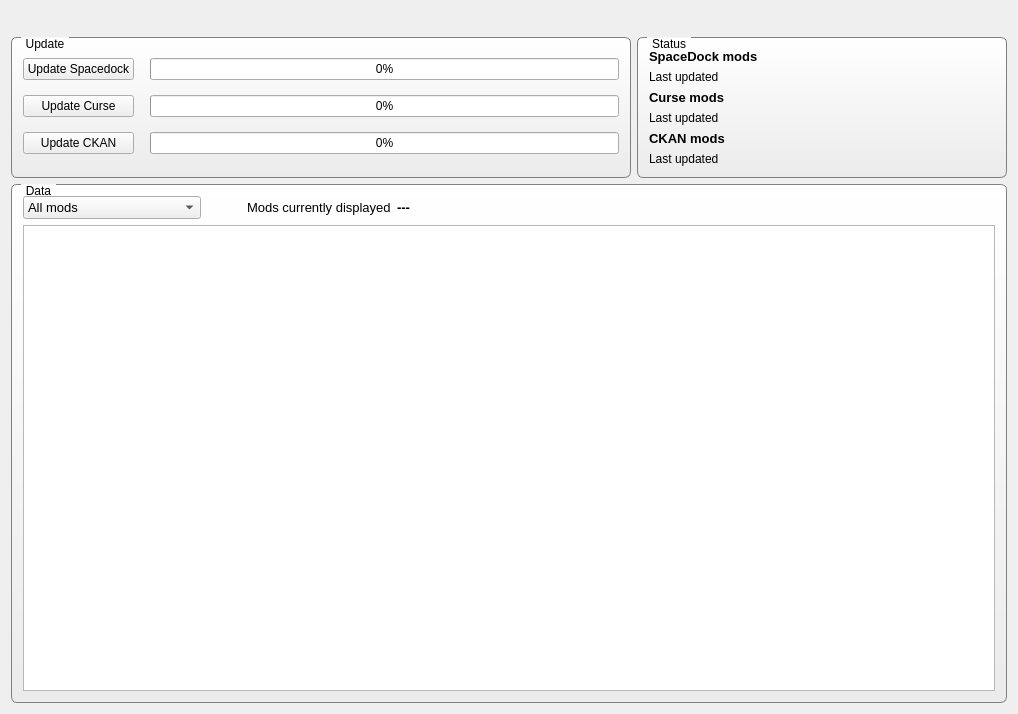
First picture: the form in ksp-mod-analyzer/ui/mainwindow.ui, repository akej74/ksp-mod-analyzer, before the edit.
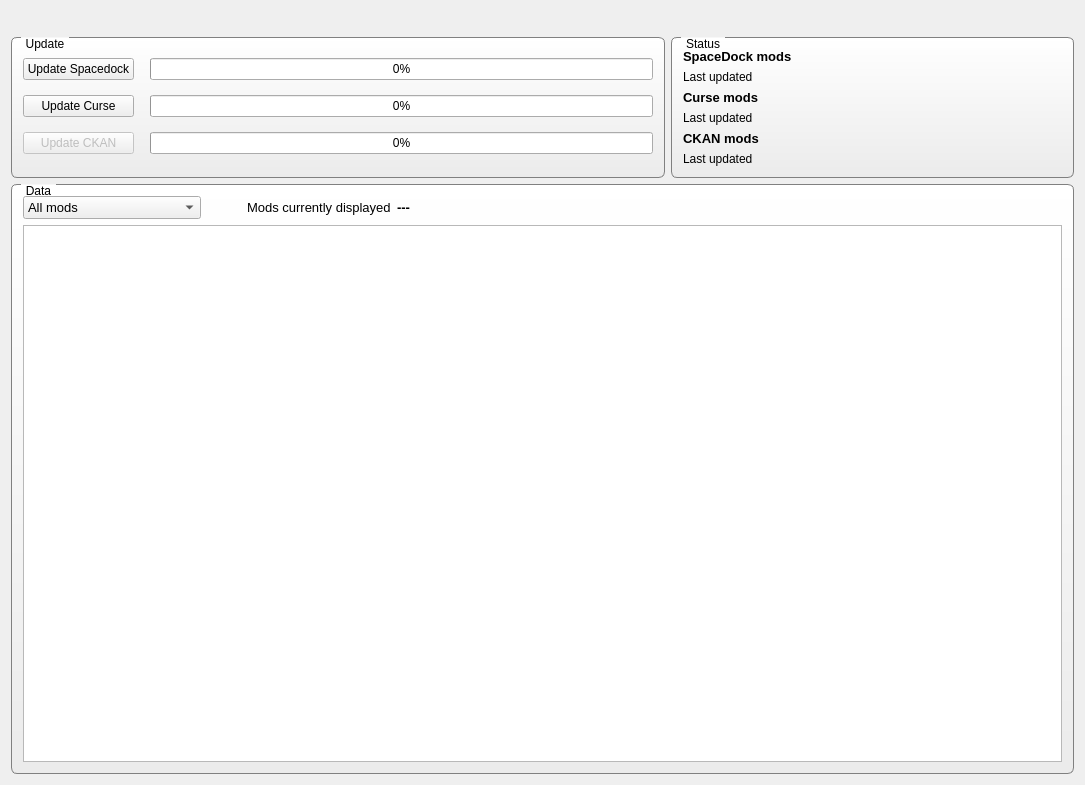
Second picture: the form after the edit. Icons and pictures are not drawn.

What changed in the file:
```diff
--- a/ksp-mod-analyzer/ui/mainwindow.ui
+++ b/ksp-mod-analyzer/ui/mainwindow.ui
@@ -6,8 +6,8 @@
    <rect>
     <x>0</x>
     <y>0</y>
-    <width>1018</width>
-    <height>714</height>
+    <width>1085</width>
+    <height>785</height>
    </rect>
   </property>
   <property name="windowTitle">
@@ -110,6 +110,9 @@
        </item>
        <item row="2" column="0">
         <widget class="QPushButton" name="pushButtonCKAN">
+         <property name="enabled">
+          <bool>false</bool>
+         </property>
          <property name="text">
           <string>Update CKAN</string>
          </property>
@@ -247,7 +250,7 @@
           <bool>true</bool>
          </property>
          <attribute name="horizontalHeaderDefaultSectionSize">
-          <number>180</number>
+          <number>160</number>
          </attribute>
          <attribute name="horizontalHeaderMinimumSectionSize">
           <number>50</number>
```
Left out of the diff: 2 changed lines with no effect on the pictures.
